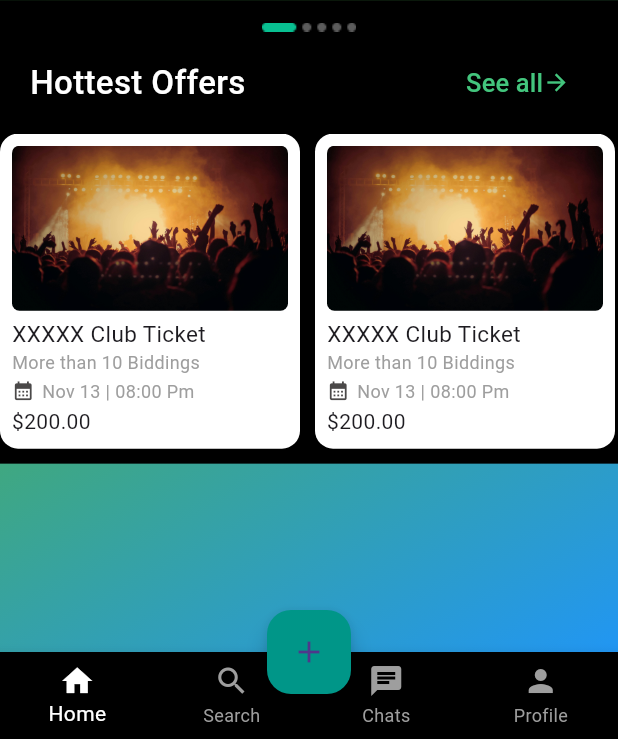
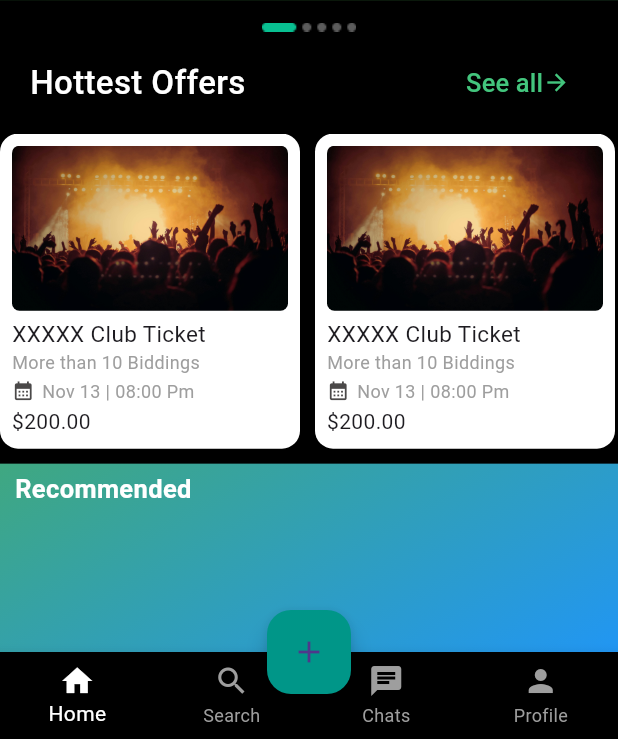
Before and after one commit to MubeenMohammed/ticket_sphere, a Flutter app: the screen it shows after launch, on a phone screen of 412 x 824 dp, the part 497-1236 px from its top. Run offline on Flutter 3.47's test engine with Material 3 defaults, Android fonts, the phone set to English and light mode, and no system bars.

Commit message:
Started adding the recommended tickets

```diff
--- a/lib/widgets/home_section.dart
+++ b/lib/widgets/home_section.dart
@@ -7,6 +7,7 @@ class HomeSection extends StatelessWidget {
   @override
   Widget build(BuildContext context) {
     return Column(
+      crossAxisAlignment: CrossAxisAlignment.start,
       children: [
         SizedBox(
           height: 50,
@@ -107,6 +108,31 @@ class HomeSection extends StatelessWidget {
               )
             ],
           ),
+        ),
+        Container(
+          padding: const EdgeInsets.fromLTRB(10, 5, 0, 10),
+          child: const Text(
+            "Recommended",
+            style: TextStyle(
+              color: Colors.white,
+              fontSize: 17,
+              fontWeight: FontWeight.w600,
+            ),
+          ),
+        ),
+        Container(
+          padding: const EdgeInsets.symmetric(horizontal: 0, vertical: 20),
+          decoration: const BoxDecoration(
+            color: Colors.black,
+          ),
+          child: const SingleChildScrollView(
+            scrollDirection: Axis.horizontal,
+            child: Row(
+              children: [
+
+              ],
+            ),
+          ),
         )
       ],
     );
```
